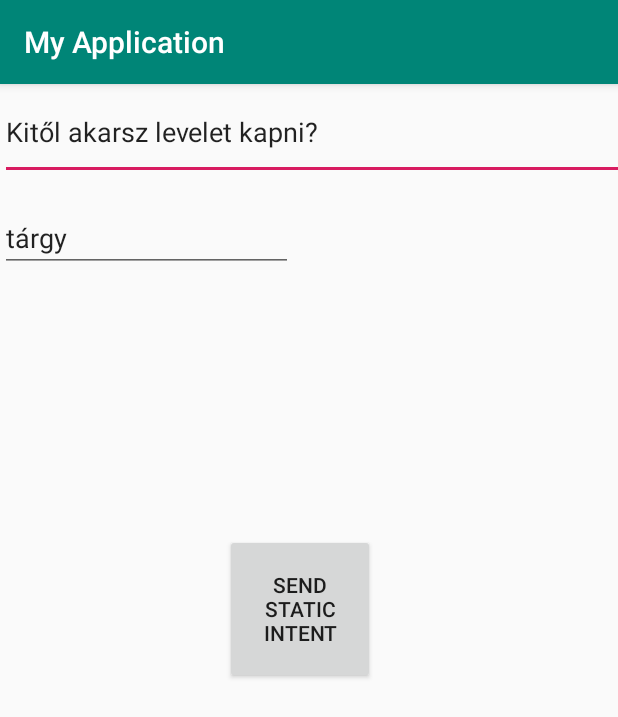
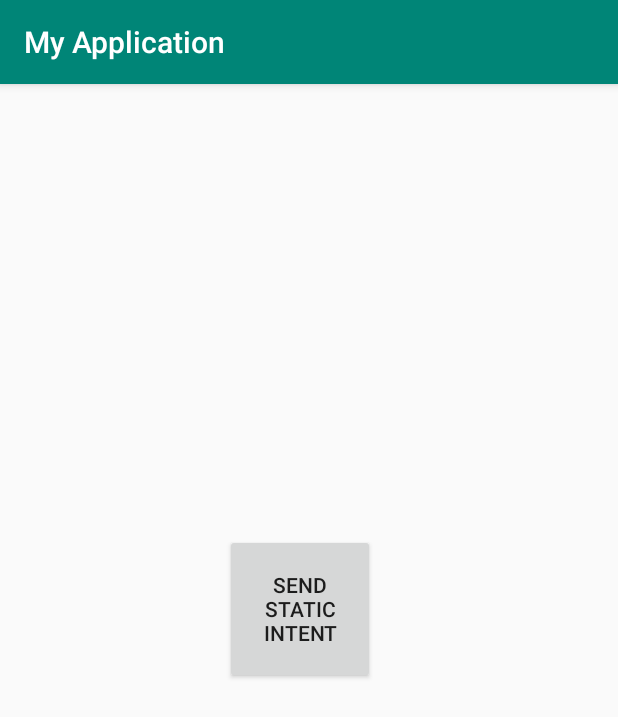
Before and after one commit to whatDayIsToday/broadcast, an Android app: the screen it shows after launch (MainActivity), on a phone screen of 412 x 824 dp. Shown: the top 717 px of the screen. Run offline under Robolectric (Android 15) with nearby library versions, the phone set to English and light mode, and no system bars.

```diff
--- a/app/src/main/java/com/example/bukodavi/myapplication/BcReceiver.java
+++ b/app/src/main/java/com/example/bukodavi/myapplication/BcReceiver.java
@@ -4,6 +4,7 @@ import android.content.BroadcastReceiver;
 import android.content.Context;
 import android.content.Intent;
 import android.support.v4.app.Fragment;
+import android.view.View;
 import android.widget.Toast;
 
 
@@ -15,7 +16,6 @@ public class BcReceiver extends BroadcastReceiver {
         //segédváltozók létrehozása teszt jelleggel
 
         String mailFrom = "teszt@teszt.com";
-
         String mailSubject = "Thank you!";
 
             //Broadcast elkapása, és értesítés
@@ -25,8 +25,8 @@ public class BcReceiver extends BroadcastReceiver {
         //Abban az esetben ha az aszinkron üzenet hozzánk tartozik akkor
         if (intent.getAction().equals(MainActivity.myIntent)){
             Toast.makeText(context,"Üzenet érkezett",Toast.LENGTH_LONG).show();
-            Toast.makeText(context,"Melynek feladója: " + mailSubject.getText(),Toast.LENGTH_SHORT).show();
-            Toast.makeText(context,"subject is" + mailSubject,Toast.LENGTH_SHORT).show();
+            Toast.makeText(context,"Melynek feladója: " + mailFrom,Toast.LENGTH_SHORT).show();
+            Toast.makeText(context,"tárgya: " + mailSubject,Toast.LENGTH_SHORT).show();
         }
 
     }
--- a/app/src/main/res/layout/fragment_blank.xml
+++ b/app/src/main/res/layout/fragment_blank.xml
@@ -21,23 +21,5 @@
             android:layout_marginTop="300dp"
             android:text="Send Static intent" />
 
-        <EditText
-            android:id="@+id/mailFrom"
-            android:layout_width="500dp"
-            android:layout_height="64dp"
-            android:layout_weight="1"
-            android:ems="10"
-            android:inputType="textPersonName"
-            android:text="Kitől akarsz levelet kapni?" />
-
-        <EditText
-            android:id="@+id/mailSubject"
-            android:layout_width="195dp"
-            android:layout_height="wrap_content"
-            android:layout_marginTop="80dp"
-            android:ems="10"
-            android:inputType="textPersonName"
-            android:text="tárgy" />
-
     </FrameLayout>
 </LinearLayout>
```
